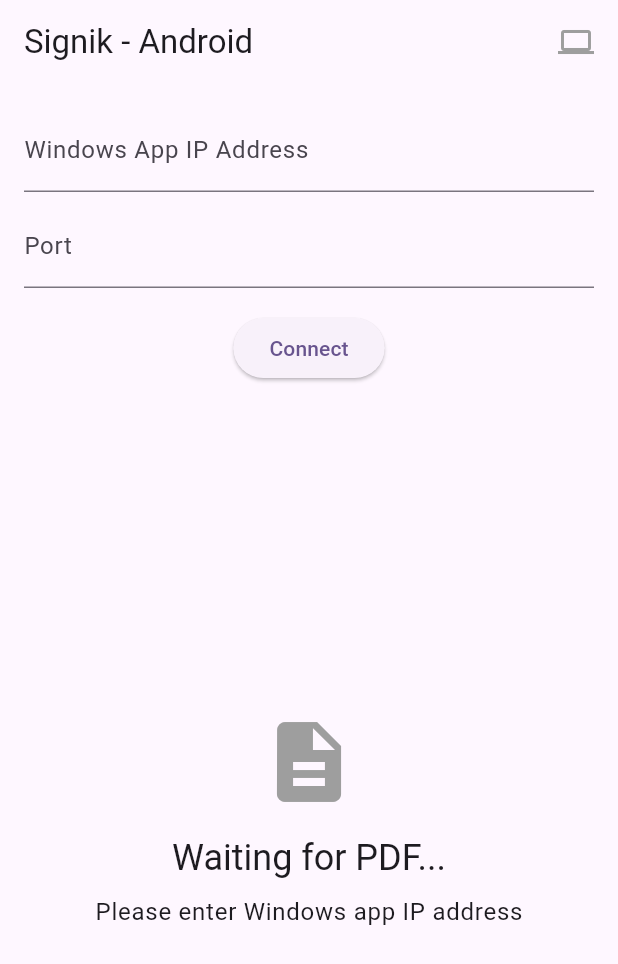
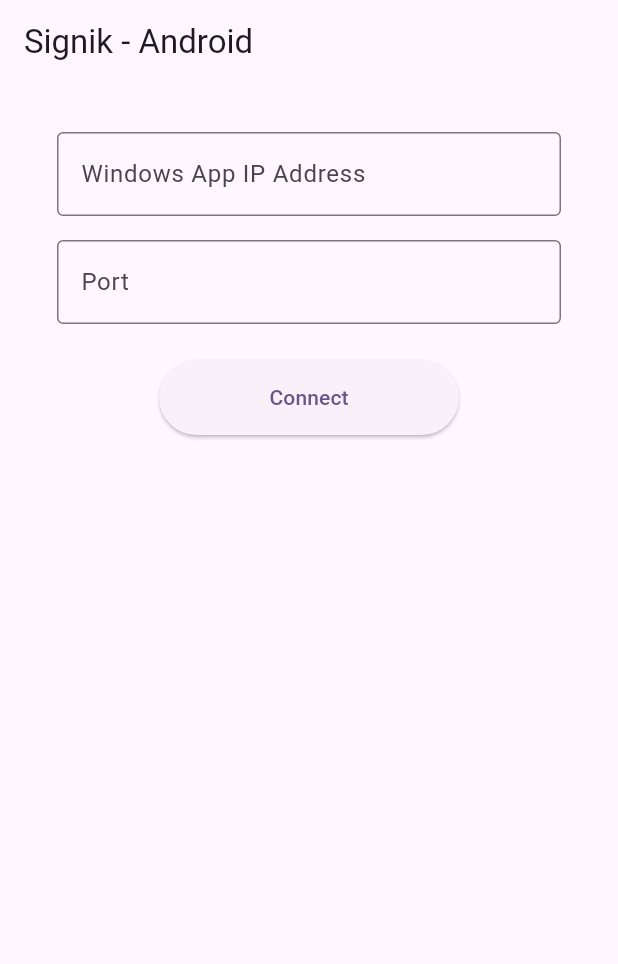
Before and after one commit to Nik537/signikFlutter, a Flutter app: the screen it shows after launch, after a tap on "Connect", on a phone screen of 412 x 824 dp. Shown: the top 964 px of the screen. Run offline on Flutter 3.47's test engine with Material 3 defaults, Android fonts, the phone set to English and light mode, and no system bars; our stand-ins replace file_picker, qr_flutter, signature, watcher; missing offline and left inert: desktop_drop, mobile_scanner, syncfusion_flutter_pdf, syncfusion_flutter_pdfviewer.

Commit message:
horizontal app- Enhance AndroidHome UI and orientation handling: Added landscape orientation support on init and reset on dispose. Improved input field layout with updated padding and button styling for better user experience.

```diff
--- a/signik/lib/ui/android_home.dart
+++ b/signik/lib/ui/android_home.dart
@@ -1,6 +1,7 @@
 import 'dart:async';
 import 'dart:typed_data';
 import 'package:flutter/material.dart';
+import 'package:flutter/services.dart';
 import 'package:syncfusion_flutter_pdfviewer/pdfviewer.dart';
 import 'package:signature/signature.dart';
 import '../services/websocket_service.dart';
@@ -32,6 +33,11 @@ class _AndroidHomeState extends State<AndroidHome> {
   @override
   void initState() {
     super.initState();
+    // Force landscape orientation
+    SystemChrome.setPreferredOrientations([
+      DeviceOrientation.landscapeLeft,
+      DeviceOrientation.landscapeRight,
+    ]);
   }
 
   Future<void> _connectToServer() async {
@@ -114,6 +120,54 @@ class _AndroidHomeState extends State<AndroidHome> {
 
   @override
   Widget build(BuildContext context) {
+    if (!_isConnected) {
+      return Scaffold(
+        appBar: AppBar(
+          title: const Text('Signik - Android'),
+        ),
+        body: SingleChildScrollView(
+          child: Center(
+            child: Container(
+              constraints: const BoxConstraints(maxWidth: 400),
+              padding: const EdgeInsets.all(32.0),
+              child: Column(
+                mainAxisAlignment: MainAxisAlignment.center,
+                children: [
+                  TextField(
+                    controller: _ipController,
+                    decoration: const InputDecoration(
+                      labelText: 'Windows App IP Address',
+                      hintText: 'Enter IP address (e.g., 192.168.1.100)',
+                      border: OutlineInputBorder(),
+                    ),
+                    keyboardType: TextInputType.number,
+                  ),
+                  const SizedBox(height: 16),
+                  TextField(
+                    controller: _portController,
+                    decoration: const InputDecoration(
+                      labelText: 'Port',
+                      hintText: 'Enter port number',
+                      border: OutlineInputBorder(),
+                    ),
+                    keyboardType: TextInputType.number,
+                  ),
+                  const SizedBox(height: 24),
+                  ElevatedButton(
+                    onPressed: _connectToServer,
+                    style: ElevatedButton.styleFrom(
+                      minimumSize: const Size(200, 50),
+                    ),
+                    child: const Text('Connect'),
+                  ),
+                ],
+              ),
+            ),
+          ),
+        ),
+      );
+    }
+
     return Scaffold(
       appBar: AppBar(
         title: const Text('Signik - Android'),
@@ -127,39 +181,6 @@ class _AndroidHomeState extends State<AndroidHome> {
       ),
       body: Column(
         children: [
-          if (!_isConnected) ...[
-            Padding(
-              padding: const EdgeInsets.all(16.0),
-              child: Column(
-                children: [
-                  TextField(
-                    controller: _ipController,
-                    decoration: const InputDecoration(
-                      labelText: 'Windows App IP Address',
-                      hintText: 'Enter IP address (e.g., 192.168.1.100)',
-                    ),
-                    keyboardType: TextInputType.number,
-                    enabled: !_isConnected,
-                  ),
-                  const SizedBox(height: 8),
-                  TextField(
-                    controller: _portController,
-                    decoration: const InputDecoration(
-                      labelText: 'Port',
-                      hintText: 'Enter port number',
-                    ),
-                    keyboardType: TextInputType.number,
-                    enabled: !_isConnected,
-                  ),
-                  const SizedBox(height: 16),
-                  ElevatedButton(
-                    onPressed: _connectToServer,
-                    child: const Text('Connect'),
-                  ),
-                ],
-              ),
-            ),
-          ],
           if (_signedPdfBytes != null) ...[
             Expanded(
               child: SfPdfViewer.memory(
@@ -224,6 +245,13 @@ class _AndroidHomeState extends State<AndroidHome> {
 
   @override
   void dispose() {
+    // Reset orientation when leaving
+    SystemChrome.setPreferredOrientations([
+      DeviceOrientation.portraitUp,
+      DeviceOrientation.portraitDown,
+      DeviceOrientation.landscapeLeft,
+      DeviceOrientation.landscapeRight,
+    ]);
     _webSocketService.dispose();
     _signatureController.dispose();
     _ipController.dispose();
```
